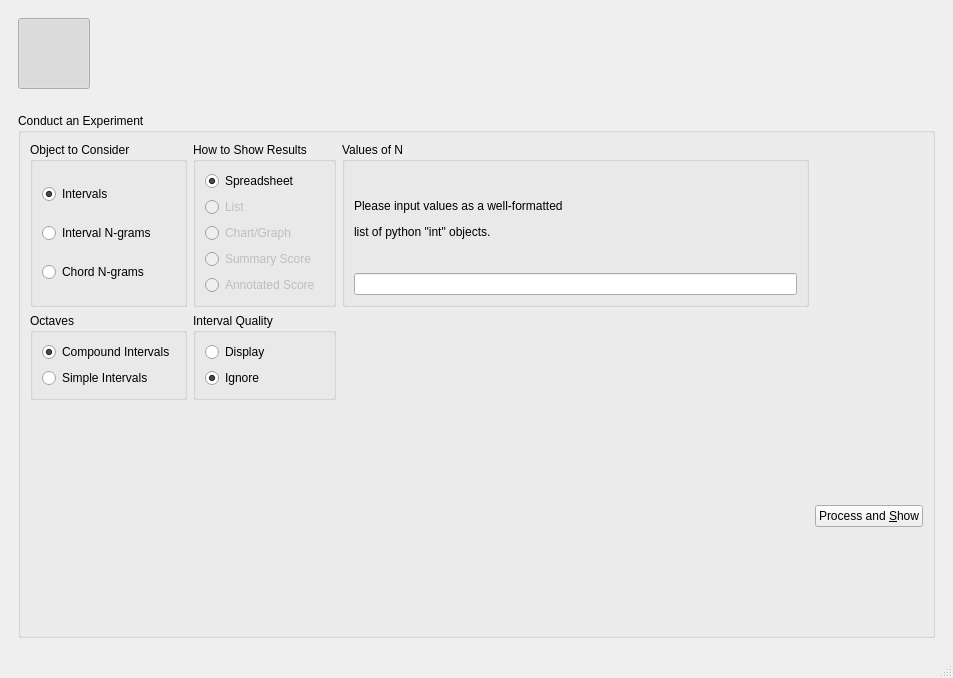
First picture: the form in views/ui/main_window.ui, repository ELVIS-Project/vis-framework, before the edit.
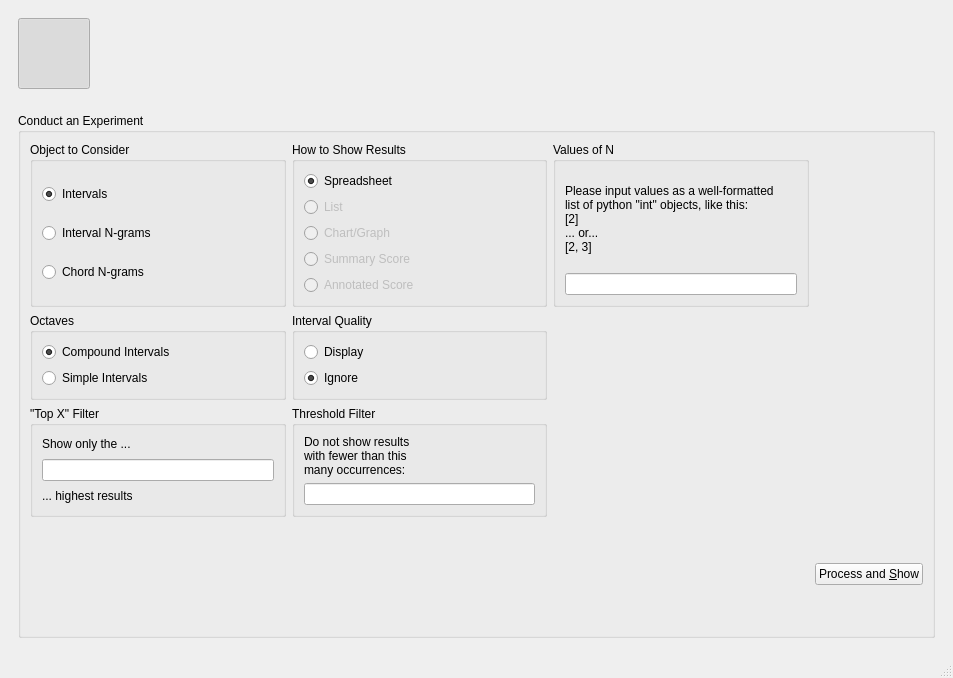
Second picture: the form after the edit. The open tabs and pages were chosen to show the change. Icons and pictures are not drawn.

Commit message:
(Re-)Enabled "Top X" and "Threshold" Filters
The functionality was already present in Experiment subclasses, but not
yet added to the GUI.

```diff
--- a/views/ui/main_window.ui
+++ b/views/ui/main_window.ui
@@ -637,7 +637,7 @@
            <string>Conduct an Experiment</string>
           </property>
           <layout class="QGridLayout" name="gridLayout">
-           <item row="3" column="0">
+           <item row="4" column="0">
             <spacer name="verticalSpacer_3">
              <property name="orientation">
               <enum>Qt::Vertical</enum>
@@ -738,6 +738,19 @@
              </layout>
             </widget>
            </item>
+           <item row="4" column="1">
+            <spacer name="verticalSpacer_10">
+             <property name="orientation">
+              <enum>Qt::Vertical</enum>
+             </property>
+             <property name="sizeHint" stdset="0">
+              <size>
+               <width>20</width>
+               <height>40</height>
+              </size>
+             </property>
+            </spacer>
+           </item>
            <item row="0" column="0">
             <widget class="QGroupBox" name="groupBox_7">
              <property name="title">
@@ -783,19 +796,6 @@
              </layout>
             </widget>
            </item>
-           <item row="3" column="1">
-            <spacer name="verticalSpacer_10">
-             <property name="orientation">
-              <enum>Qt::Vertical</enum>
-             </property>
-             <property name="sizeHint" stdset="0">
-              <size>
-               <width>20</width>
-               <height>40</height>
-              </size>
-             </property>
-            </spacer>
-           </item>
            <item row="1" column="1" rowspan="2">
             <widget class="QGroupBox" name="grp_quality">
              <property name="title">
@@ -822,6 +822,19 @@
              </layout>
             </widget>
            </item>
+           <item row="4" column="2">
+            <spacer name="verticalSpacer_11">
+             <property name="orientation">
+              <enum>Qt::Vertical</enum>
+             </property>
+             <property name="sizeHint" stdset="0">
+              <size>
+               <width>20</width>
+               <height>40</height>
+              </size>
+             </property>
+            </spacer>
+           </item>
            <item row="0" column="2">
             <widget class="QGroupBox" name="grp_values_of_n">
              <property name="title">
@@ -831,7 +844,7 @@
               <item>
                <widget class="QLabel" name="label">
                 <property name="text">
-                 <string>&lt;html&gt;&lt;head/&gt;&lt;body&gt;&lt;p&gt;Please input values as a well-formatted&lt;/p&gt;&lt;p&gt;list of python &amp;quot;int&amp;quot; objects.&lt;/p&gt;&lt;/body&gt;&lt;/html&gt;</string>
+                 <string>&lt;html&gt;&lt;head/&gt;&lt;body&gt;&lt;p&gt;Please input values as a well-formatted&lt;br/&gt;list of python &amp;quot;int&amp;quot; objects, like this:&lt;br/&gt;[2]&lt;br/&gt;... or...&lt;br/&gt;[2, 3]&lt;/p&gt;&lt;/body&gt;&lt;/html&gt;</string>
                 </property>
                </widget>
               </item>
@@ -841,20 +854,7 @@
              </layout>
             </widget>
            </item>
-           <item row="3" column="2">
-            <spacer name="verticalSpacer_11">
-             <property name="orientation">
-              <enum>Qt::Vertical</enum>
-             </property>
-             <property name="sizeHint" stdset="0">
-              <size>
-               <width>20</width>
-               <height>40</height>
-              </size>
-             </property>
-            </spacer>
-           </item>
-           <item row="3" column="3">
+           <item row="4" column="3">
             <widget class="QPushButton" name="btn_show_results">
              <property name="text">
               <string>Process and &amp;Show</string>
@@ -871,6 +871,51 @@
              </property>
             </widget>
            </item>
+           <item row="3" column="0">
+            <widget class="QGroupBox" name="groupBox_3">
+             <property name="title">
+              <string>&quot;Top X&quot; Filter</string>
+             </property>
+             <layout class="QVBoxLayout" name="verticalLayout_8">
+              <item>
+               <widget class="QLabel" name="label_2">
+                <property name="text">
+                 <string>Show only the ...</string>
+                </property>
+               </widget>
+              </item>
+              <item>
+               <widget class="QLineEdit" name="line_top_x"/>
+              </item>
+              <item>
+               <widget class="QLabel" name="label_4">
+                <property name="text">
+                 <string>... highest results</string>
+                </property>
+               </widget>
+              </item>
+             </layout>
+            </widget>
+           </item>
+           <item row="3" column="1">
+            <widget class="QGroupBox" name="groupBox_6">
+             <property name="title">
+              <string>Threshold Filter</string>
+             </property>
+             <layout class="QVBoxLayout" name="verticalLayout_12">
+              <item>
+               <widget class="QLabel" name="label_5">
+                <property name="text">
+                 <string>&lt;html&gt;&lt;head/&gt;&lt;body&gt;&lt;p&gt;Do not show results&lt;br/&gt;with fewer than this&lt;br/&gt;many occurrences:&lt;/p&gt;&lt;/body&gt;&lt;/html&gt;</string>
+                </property>
+               </widget>
+              </item>
+              <item>
+               <widget class="QLineEdit" name="line_threshold"/>
+              </item>
+             </layout>
+            </widget>
+           </item>
           </layout>
          </widget>
         </item>
```
Left out of the diff: 2 changed lines with no effect on the pictures. The commit also changes 2 other files.
